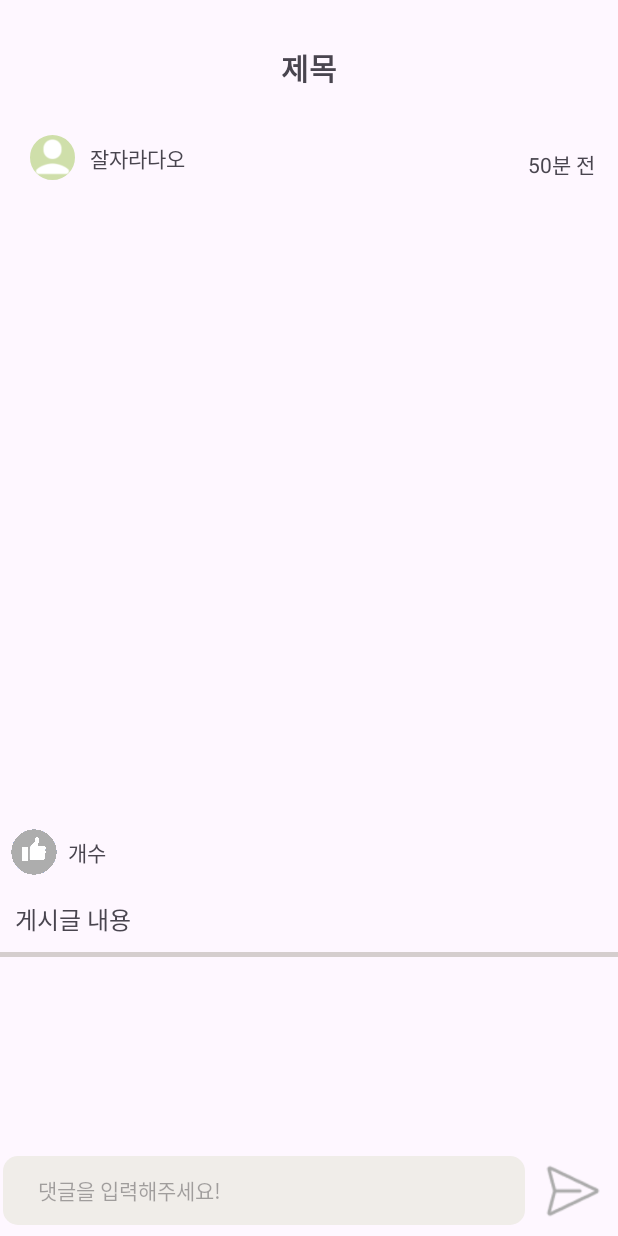
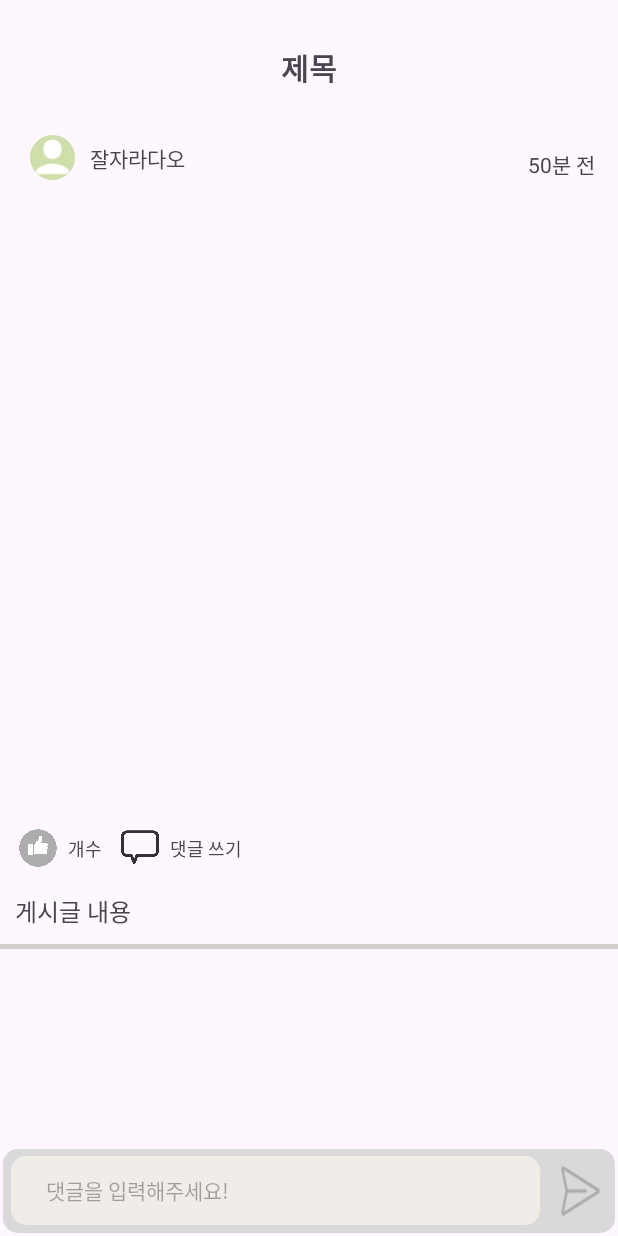
Before and after one commit to LeeJunGoo/PTS_Project, an Android app: the CommunityDetailPage screen opened directly, with no data from a screen before it, on a phone screen of 412 x 824 dp. Run offline under Robolectric (Android 15) with nearby library versions, the phone set to English and light mode, and no system bars; our stand-ins replace Firebase (no records; nobody signed in at launch, a user with empty details on screens opened directly); pictures from the network do not load; 2 statements that could not run were skipped.

Commit message:
2023-10-02 1. 댓글 버튼 생성 및 레이아웃 변경

```diff
--- a/app/src/main/java/com/jica/pts/Community_Fragmenet/CommunityDetailPage.java
+++ b/app/src/main/java/com/jica/pts/Community_Fragmenet/CommunityDetailPage.java
@@ -54,8 +54,9 @@ public class CommunityDetailPage extends AppCompatActivity {
     //UI 객체 선언
     TextView tvDetailTitle, tvDetailId, tvDetailTime, tvDetailContent, tvDetailCount;
     EditText etReply;
-    ImageButton imgGreat, imgReplyCheck;
+    ImageButton imgGreat, imgReplyCheck, imgbtnReply;
     Button btnDelect;
+    LinearLayout LinearReply;
 
 
     //DB 객체 선언
@@ -92,6 +93,8 @@ public class CommunityDetailPage extends AppCompatActivity {
         imgGreat = findViewById(R.id.imgGreat);
         btnDelect = findViewById(R.id.btnDelect);
         imgReplyCheck = findViewById(R.id.imgReplyCheck);
+        imgbtnReply= findViewById(R.id.imgbtnReply);
+        LinearReply= findViewById(R.id.LinearReply);
 
 
         //댓글 객체 찾기 2)
@@ -120,10 +123,10 @@ public class CommunityDetailPage extends AppCompatActivity {
             }
         });
 
-        //이미지 초기 설정
+     /*   //이미지 초기 설정
         if(photoUris != null){
 
-        }
+        }*/
 
         //DB 연결
         db = FirebaseFirestore.getInstance();
@@ -185,7 +188,7 @@ public class CommunityDetailPage extends AppCompatActivity {
                     }
                 });
 
-        //고치는 부분
+
         LoadReply(Board_number);
 
 
@@ -198,6 +201,13 @@ public class CommunityDetailPage extends AppCompatActivity {
             checkUID(Board_number);
 
         }
+        //답글 버튼 이벤트 핸들러
+        replyAdapter.setOnItemClickListener(new OnReplyClickListener() {
+            @Override
+            public void onItemClick(ReplyAdapter.ReplyViewHolder viewHolder, View view, int position) {
+
+            }
+        });
 
 
         //삭제 버튼 이벤트 핸들러
@@ -247,6 +257,19 @@ public class CommunityDetailPage extends AppCompatActivity {
                 alertDialog.show(); //대화상자 보이기
 
 
+            }
+        });
+        imgbtnReply.setOnClickListener(new View.OnClickListener() {
+            @Override
+            public void onClick(View view) {
+                if(imgbtnReply.isSelected()){
+                    LinearReply.setVisibility(View.GONE);
+                }else {
+                    LinearReply.setVisibility(View.VISIBLE);
+                }
+                // isSelected() 메서드의 반환값은 true 또는 false 중 하나입니다.
+                // "!" 연산자를 사용하여 현재 선택 상태를 반전시킵니다. 즉, true는 false로, false는 true로 바뀝니다.
+                imgbtnReply.setSelected(!imgbtnReply.isSelected());
             }
         });
 
@@ -350,7 +373,7 @@ public class CommunityDetailPage extends AppCompatActivity {
     private void saveReplyDataWithNextDocumentId(int Board_number) {
         // 쿼리문 해석:
         // 1) 상위 컬랙션인 "Board"의 현재 Document에서
-        //    하위 컬랙션인 "Reply" 컬랙션의 문서 조회 및 생성  ==> 조회 및 생성 당시 값이 없으면 자동 생성된다.
+        //    하위 컬랙션인 "Reply" 컬랙션의 문서 조회 및 생성  ==> 조회 및 생성 초기값이 없으면 자동 생성된다.
         // 2) "reply_number"인 필드값을 기준으로 내림차순으로 정렬하고(Query.Direction.DESCENDING), ==> 문서 값 변화: 1 -> 2 -> 3 -> 4
         //    가장 최근(최신) 문서 1개를 가져와서(limit(1)) 문서 값을 계속 증가 시킨다.
         db.collection("Board").document(String.valueOf(Board_number)).collection("Reply")
@@ -386,8 +409,7 @@ public class CommunityDetailPage extends AppCompatActivity {
 
                     }
 
-                })
-                .addOnFailureListener(new OnFailureListener() {
+                }).addOnFailureListener(new OnFailureListener() {
                     @Override
                     public void onFailure(@NonNull Exception e) {
 
@@ -397,8 +419,6 @@ public class CommunityDetailPage extends AppCompatActivity {
                 });
 
     }
-
-
     private void saveBoardData(long Board_number, long nextDocumentId) {
         //Reply 객체 생성
         Reply reply = new Reply();
--- a/app/src/main/java/com/jica/pts/Community_Fragmenet/FragmenetQuestionCommunity.java
+++ b/app/src/main/java/com/jica/pts/Community_Fragmenet/FragmenetQuestionCommunity.java
@@ -50,7 +50,7 @@ public class FragmenetQuestionCommunity extends Fragment {
 
 
         //2. 게시판의 "더보기" 이벤트 핸들러 설정
-        adapter.setOnItemClickListener(new OnPersonItemClickListener() {
+        adapter.setOnItemClickListener(new OnBoardClickListener() {
             @Override
             public void onItemClick(BoardAdapter.BoardViewHolder viewHolder, View view, int position) {
                 Intent intent = new Intent(getContext(), CommunityDetailPage.class);
--- a/app/src/main/java/com/jica/pts/Community_Fragmenet/FragmentPlaygroundCommunity.java
+++ b/app/src/main/java/com/jica/pts/Community_Fragmenet/FragmentPlaygroundCommunity.java
@@ -53,7 +53,7 @@ public class FragmentPlaygroundCommunity extends Fragment {
 
 
         //2. 게시판의 "더보기" 이벤트 핸들러 설정
-        adapter.setOnItemClickListener(new OnPersonItemClickListener() {
+        adapter.setOnItemClickListener(new OnBoardClickListener() {
             @Override
             public void onItemClick(BoardAdapter.BoardViewHolder viewHolder, View view, int position) {
                 Intent intent = new Intent(getContext(), CommunityDetailPage.class);
--- a/app/src/main/java/com/jica/pts/Community_Fragmenet/FragmentProudCommunity.java
+++ b/app/src/main/java/com/jica/pts/Community_Fragmenet/FragmentProudCommunity.java
@@ -48,7 +48,7 @@ public class FragmentProudCommunity extends Fragment {
         loadBoardData();
 
         //2. 게시판의 "더보기" 이벤트 핸들러 설정
-        adapter.setOnItemClickListener(new OnPersonItemClickListener() {
+        adapter.setOnItemClickListener(new OnBoardClickListener() {
             @Override
             public void onItemClick(BoardAdapter.BoardViewHolder viewHolder, View view, int position) {
                 Intent intent = new Intent(getContext(), CommunityDetailPage.class);
--- a/app/src/main/java/com/jica/pts/Community_Fragmenet/OnPersonItemClickListener.java
+++ b/app/src/main/java/com/jica/pts/Community_Fragmenet/OnBoardClickListener.java
@@ -2,11 +2,10 @@ package com.jica.pts.Community_Fragmenet;
 
 import android.view.View;
 
-import com.jica.pts.Community_Fragmenet.BoardAdapter;
-
 //class가 아닌 interface로 생성했다.
-public interface OnPersonItemClickListener {
+public interface OnBoardClickListener {
 
     public void onItemClick(BoardAdapter.BoardViewHolder viewHolder, View view, int position);
 
+
 }
--- a/app/src/main/java/com/jica/pts/Community_Fragmenet/OnPersonItemClickListeners.java
+++ b/app/src/main/java/com/jica/pts/Community_Fragmenet/OnMainBoardClickListeners.java
@@ -3,7 +3,7 @@ package com.jica.pts.Community_Fragmenet;
 import android.view.View;
 
 //class가 아닌 interface로 생성했다.
-public interface OnPersonItemClickListeners {
+public interface OnMainBoardClickListeners {
 
     public void onItemClick(MainBoardAdapter.MainBoardViewHolder viewHolder, View view, int position);
 
--- /dev/null
+++ b/app/src/main/java/com/jica/pts/Community_Fragmenet/OnReplyClickListener.java
@@ -0,0 +1,11 @@
+package com.jica.pts.Community_Fragmenet;
+
+import android.view.View;
+
+//class가 아닌 interface로 생성했다.
+public interface OnReplyClickListener {
+
+    public void onItemClick(ReplyAdapter.ReplyViewHolder viewHolder, View view, int position);
+
+
+}
--- a/app/src/main/java/com/jica/pts/Community_Fragmenet/ReplyAdapter.java
+++ b/app/src/main/java/com/jica/pts/Community_Fragmenet/ReplyAdapter.java
@@ -3,11 +3,9 @@ package com.jica.pts.Community_Fragmenet;
 
 import android.content.Context;
 import android.icu.text.SimpleDateFormat;
-import android.util.Log;
 import android.view.LayoutInflater;
 import android.view.View;
 import android.view.ViewGroup;
-import android.widget.EditText;
 import android.widget.TextView;
 
 import androidx.annotation.NonNull;
@@ -20,16 +18,21 @@ import com.jica.pts.R;
 import java.util.ArrayList;
 import java.util.Date;
 
-public class ReplyAdapter extends RecyclerView.Adapter<ReplyAdapter.ReplyViewHolder>{
+//변경된 부분 3
+public class ReplyAdapter extends RecyclerView.Adapter<ReplyAdapter.ReplyViewHolder> implements OnReplyClickListener {
 
     ArrayList<Reply> replyArrayList;
     Context context;
 
+    //변경된 부분4
+    //클릭 이벤트 처리를 위한 listener
+    OnReplyClickListener listener;
 
     public ReplyAdapter(ArrayList<Reply> replyArrayList, Context context){
         this.replyArrayList = replyArrayList;
         this.context = context;
     }
+
     @NonNull
     @Override
     public ReplyViewHolder onCreateViewHolder(@NonNull ViewGroup parent, int viewType) {
@@ -55,23 +58,63 @@ public class ReplyAdapter extends RecyclerView.Adapter<ReplyAdapter.ReplyViewHol
     }
 
 
-    // Count 필수!!1
+    // Count 필수!!
     @Override
     public int getItemCount() {
         return (replyArrayList != null ? replyArrayList.size() : 0);
     }
 
 
-    public class ReplyViewHolder extends RecyclerView.ViewHolder {
-        TextView tvReplyContent, tvReplyID, tvReplyDate;
+    //변경된 부분6
+    public void setOnItemClickListener(OnReplyClickListener listener) {
+        this.listener = listener;
+
+    }
+
+
+    //변경된 부분5
+    @Override
+    public void onItemClick(ReplyViewHolder viewHolder, View view, int position) {
+        if (listener != null) {
+            // 현재 Adapter객체의 멤버변수인 listener의 onItemclick()메서드를 작동시킨다.
+            // 그런데 listener멤버변수는 아래의 setOnItemClickListener()메서드의 인자로 전달된
+            // 외부에서 만들어진 익명의 클래스 객체이다.
+            listener.onItemClick(viewHolder, view, position);
+
+        }
+    }
+
+
+    //변경된 부분 1
+    //final OnPersonItemClickListener listener==> final(상수) 선언으로 인해 내부에서 변경 불가
+    public class ReplyViewHolder extends RecyclerView.ViewHolder  {
+        //UI 객체 선언
+        TextView tvReplyContent, tvReplyID, tvReplyDate, tvReply;
 
         public ReplyViewHolder(@NonNull View itemView) {
             super(itemView);
-
+            //UI 객체 찾기
             tvReplyContent = itemView.findViewById(R.id.tvReplyContent);
             tvReplyID = itemView.findViewById(R.id.tvReplyID);
             tvReplyDate = itemView.findViewById(R.id.tvReplyDate);
+            tvReply= itemView.findViewById(R.id.tvReply);
 
+
+            //변경된 부분 2
+            tvReply.setOnClickListener(new View.OnClickListener() {
+                @Override
+                public void onClick(View view) {
+                    int position = getAdapterPosition();
+                    if (listener != null) {
+                        //listener는 현재의 Adpapter 객체를 의미한다.
+                        //그러므로 아래의 코드는 현재 Adapter객체의 onItemClick()메서드를 호출한다.
+                        //현재의 게시글 위치 전송
+
+                        listener.onItemClick(ReplyViewHolder.this, view, position);
+
+                    }
+                }
+            });
 
 
         }
--- a/app/src/main/java/com/jica/pts/Login/UserLoginActivity.java
+++ b/app/src/main/java/com/jica/pts/Login/UserLoginActivity.java
@@ -16,8 +16,10 @@ import com.jica.pts.MainFragment.BottomTabActivity;
 import com.jica.pts.R;
 
 public class UserLoginActivity extends AppCompatActivity {
+    //DB 객체 찾기
     private FirebaseAuth firebaseAuth;
     private FirebaseAuth.AuthStateListener firebaseAuthListener;
+    //UI 객체 찾기
     private EditText etEmail;
     private EditText etPassword;
     private Button btnLogin, btnSkip;
@@ -27,14 +29,15 @@ public class UserLoginActivity extends AppCompatActivity {
         super.onCreate(savedInstanceState);
         setContentView(R.layout.activity_user_login);
 
+        //DB 객체 연결
         firebaseAuth = FirebaseAuth.getInstance();
 
+        //UI 객체 선언
         etEmail = findViewById(R.id.etEmail);
         etPassword = findViewById(R.id.etPassword);
         btnLogin = findViewById(R.id.btnLogin);
         btnSkip = findViewById(R.id.btnSkip);
 
-        //이벤트 핸들러 설정
 
         //1. Skip 버튼 이벤트 핸들러
         btnSkip.setOnClickListener(new View.OnClickListener() {
--- a/app/src/main/java/com/jica/pts/Login/UserRegisterActivity.java
+++ b/app/src/main/java/com/jica/pts/Login/UserRegisterActivity.java
@@ -37,6 +37,7 @@ public class UserRegisterActivity extends AppCompatActivity {
         // FirebaseAuth 객체 초기화(데이터베이스 연결)
         firebaseAuth = FirebaseAuth.getInstance();
 
+        //UI 객체 찾기
         editTextEmail = findViewById(R.id.etemail);
         etpassWord = findViewById(R.id.etpassWord);
         etpassWordck = findViewById(R.id.etpassWordck);
--- a/app/src/main/java/com/jica/pts/Login/UserTotalLoginActivity.java
+++ b/app/src/main/java/com/jica/pts/Login/UserTotalLoginActivity.java
@@ -18,7 +18,7 @@ public class UserTotalLoginActivity extends AppCompatActivity {
 
 
 
-    Button btntotalSkip, btnGoogle;
+    Button btntotalSkip;
     TextView tvLogin, tvRegister;
 
 
--- a/app/src/main/res/layout/activity_community_detail_page.xml
+++ b/app/src/main/res/layout/activity_community_detail_page.xml
@@ -10,7 +10,7 @@
         android:id="@+id/scrollView4"
         android:layout_width="0dp"
         android:layout_height="0dp"
-        app:layout_constraintBottom_toTopOf="@+id/linearLayout8"
+        app:layout_constraintBottom_toTopOf="@+id/LinearReply"
         app:layout_constraintEnd_toEndOf="parent"
         app:layout_constraintStart_toStartOf="parent"
         app:layout_constraintTop_toTopOf="parent">
@@ -99,8 +99,9 @@
 
             <ImageButton
                 android:id="@+id/imgGreat"
-                android:layout_width="45dp"
-                android:layout_height="45dp"
+                android:layout_width="40dp"
+                android:layout_height="40dp"
+                android:layout_marginStart="5dp"
                 android:layout_marginTop="15dp"
                 android:background="#00FFFFFF"
                 android:contentDescription="null"
@@ -110,15 +111,38 @@
                 app:layout_constraintTop_toBottomOf="@+id/sliderViewPager"
                 app:srcCompat="@drawable/icon_like_normal" />
 
+            <ImageButton
+                android:id="@+id/imgbtnReply"
+                android:layout_width="40dp"
+                android:layout_height="40dp"
+                android:layout_marginStart="5dp"
+                android:background="#00FFFFFF"
+                android:contentDescription="null"
+                android:padding="7dp"
+                android:scaleType="fitXY"
+                app:layout_constraintBottom_toBottomOf="@+id/imgGreat"
+                app:layout_constraintStart_toEndOf="@+id/tvDetailCount"
+                app:layout_constraintTop_toTopOf="@+id/imgGreat"
+                app:srcCompat="@drawable/icon_reply" />
+
             <TextView
                 android:id="@+id/tvDetailCount"
                 android:layout_width="wrap_content"
                 android:layout_height="wrap_content"
                 android:text="개수"
-                android:textSize="14sp"
+                android:textSize="12sp"
                 app:layout_constraintBottom_toBottomOf="@+id/imgGreat"
                 app:layout_constraintStart_toEndOf="@+id/imgGreat"
                 app:layout_constraintTop_toTopOf="@+id/imgGreat" />
+
+            <TextView
+                android:layout_width="wrap_content"
+                android:layout_height="wrap_content"
+                android:text="댓글 쓰기"
+                android:textSize="12sp"
+                app:layout_constraintBottom_toBottomOf="@+id/imgbtnReply"
+                app:layout_constraintStart_toEndOf="@+id/imgbtnReply"
+                app:layout_constraintTop_toTopOf="@+id/imgbtnReply" />
 
             <TextView
                 android:id="@+id/tvDetailContent"
@@ -167,11 +191,13 @@
     </ScrollView>
 
     <LinearLayout
-        android:id="@+id/linearLayout8"
+        android:id="@+id/LinearReply"
         android:layout_width="0dp"
         android:layout_height="60dp"
+        android:background="@drawable/shape_tetragon8"
         android:gravity="center"
         android:orientation="horizontal"
+        android:visibility="visible"
         app:layout_constraintBottom_toBottomOf="parent"
         app:layout_constraintEnd_toEndOf="parent"
         app:layout_constraintStart_toStartOf="parent"
@@ -181,6 +207,7 @@
             android:id="@+id/etReply"
             android:layout_width="match_parent"
             android:layout_height="50dp"
+            android:layout_marginLeft="5dp"
             android:layout_weight="1"
             android:background="@drawable/shape_tetragon9"
             android:ems="10"
@@ -194,7 +221,7 @@
 
         <ImageButton
             android:id="@+id/imgReplyCheck"
-            android:layout_width="60dp"
+            android:layout_width="50dp"
             android:layout_height="match_parent"
             android:background="#00FFFFFF"
             android:contentDescription="null"
```
Also changed, not shown: app/src/main/java/com/jica/pts/Community_Fragmenet/BoardAdapter.java (+4 -4 lines), app/src/main/java/com/jica/pts/Community_Fragmenet/MainBoardAdapter.java (+4 -4 lines), app/src/main/java/com/jica/pts/MainFragment/FragmentProfile.java (+5 -9 lines), app/src/main/res/layout/reply_item.xml (+10 -0 lines), app/src/main/res/drawable/icon_reply.png (added).
